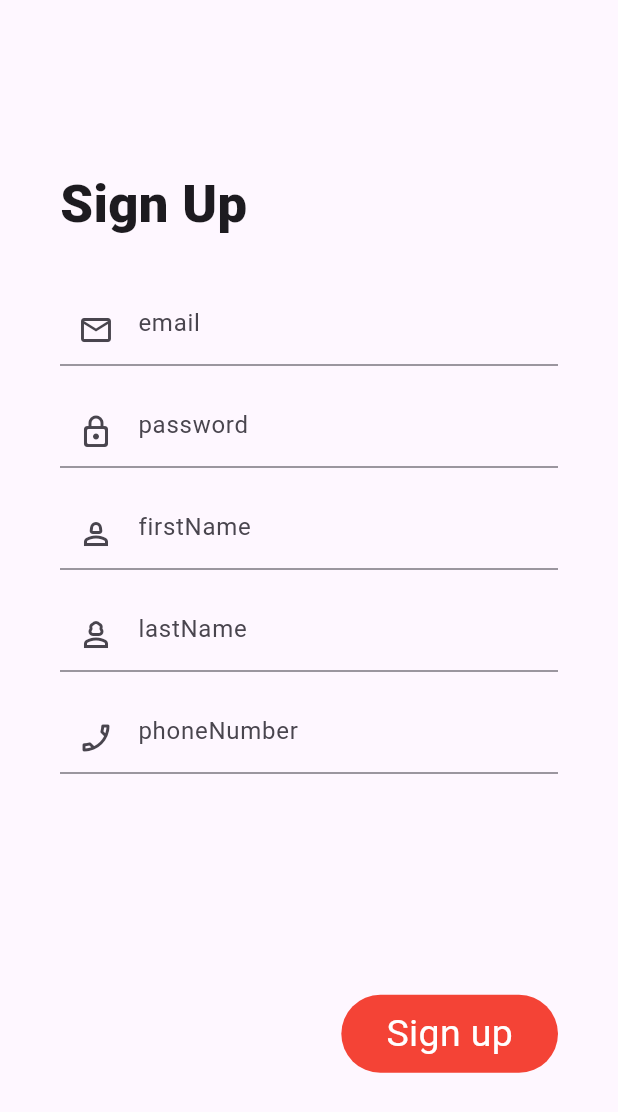
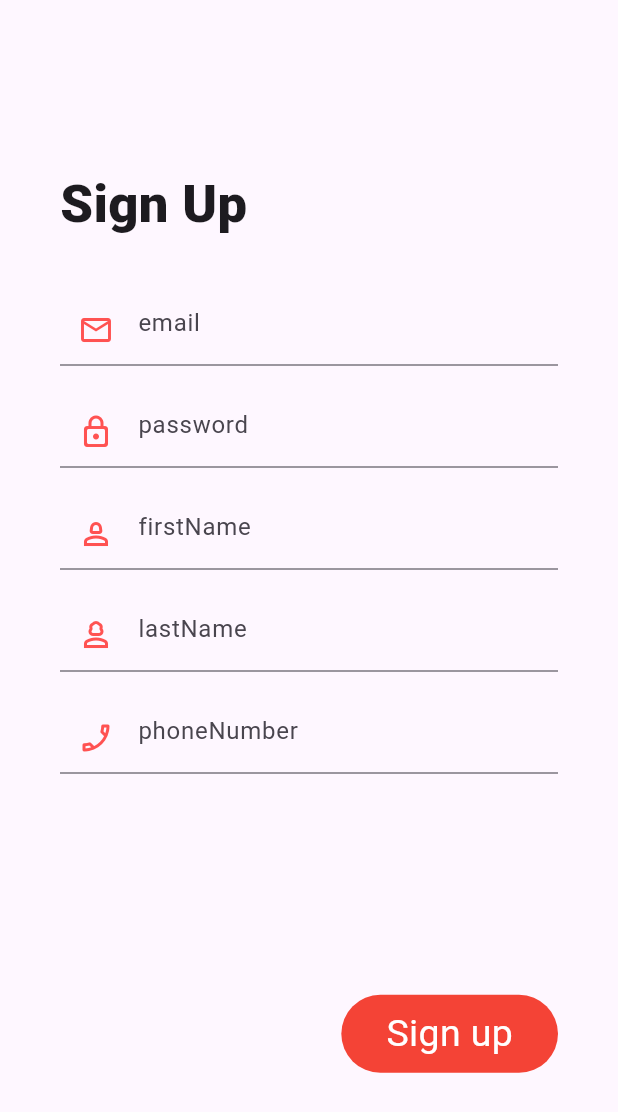
Before and after one commit to Mirjhan/loansApp, a Flutter app: the SignUpPage screen opened directly, on a phone screen of 412 x 824 dp. Shown: the top 1112 px of the screen. Run offline on Flutter 3.47's test engine with Material 3 defaults, Android fonts, the phone set to English and light mode, and no system bars; our stand-ins replace get, shared_preferences; accounts and stored records are empty.

Commit message:
chore: creacion de widget

```diff
--- a/lib/src/data/requests/cliente_request.dart
+++ b/lib/src/data/requests/cliente_request.dart
@@ -18,6 +18,11 @@ class ClienteRequest {
     required this.idTypeDocument,
     required this.document,
   });
+
+  // final cliente1 = ClienteRequest.fromJson({"nombre": "Jose"});
+
+  String get fullName => '$name $lastName';
+  set setName(String value) => name = value;
 
   factory ClienteRequest.fromJson(Map<String, dynamic> json) => ClienteRequest(
       id: json['id'],
--- /dev/null
+++ b/lib/src/data/requests/sign_up_request.dart
@@ -0,0 +1,30 @@
+class SignUpRequest {
+  String email = "";
+  String password = "";
+  String firstName = "";
+  String lastName = "";
+  String phoneNumber = "";
+
+  SignUpRequest({
+    required this.email,
+    required this.password,
+    required this.firstName,
+    required this.lastName,
+    required this.phoneNumber,
+  });
+
+  factory SignUpRequest.fromJson(Map<String, dynamic> json) => SignUpRequest(
+      email: json['email'],
+      password: json['password'],
+      firstName: json['firstName'],
+      lastName: json['lastName'],
+      phoneNumber: json['phoneNumber']);
+
+  Map<String, dynamic> toJson() => {
+        'email': email,
+        'password': password,
+        'firstName': firstName,
+        'lastName': lastName,
+        'phoneNumber': phoneNumber,
+      };
+}
--- a/lib/src/ui/pages/cliente/add_cliente_controller.dart
+++ b/lib/src/ui/pages/cliente/add_cliente_controller.dart
@@ -32,6 +32,8 @@ class AddClienteController extends GetxController {
         document = clienteSeleccionado?.document ?? '';
       }
     }
+    // consultar los tipos de documento
+    // crear un metodo que se conecte al servidor y que traiga los utils/type-document
     super.onInit();
   }
 
--- a/lib/src/ui/pages/dashboard/home_page.dart
+++ b/lib/src/ui/pages/dashboard/home_page.dart
@@ -75,7 +75,7 @@ class HomePage extends StatelessWidget {
       children: [
         GestureDetector(
           onTap: controller.goToClientes,
-          child: itemGridView('Clientesss', Icons.people),
+          child: itemGridView('Clientes', Icons.people),
         ),
         itemGridView('Prestamos', Icons.monetization_on),
         GestureDetector(
@@ -90,7 +90,7 @@ class HomePage extends StatelessWidget {
             onTap: controller.goToPaymentMethod,
             child: itemGridView(
                 'Metodo de \n     Pago', Icons.credit_card_rounded)),
-        itemGridView('Clientesss', Icons.ac_unit_outlined),
+        itemGridView('Clientes', Icons.ac_unit_outlined),
       ],
     );
   }
--- a/lib/src/ui/pages/sign_up/sign_up_page.dart
+++ b/lib/src/ui/pages/sign_up/sign_up_page.dart
@@ -1,5 +1,6 @@
 import 'package:flutter/material.dart';
 import 'package:flutter_app/src/ui/pages/sign_up/sign_up_controller.dart';
+import 'package:flutter_app/src/ui/widgets/input_widget.dart';
 import 'package:get/get.dart';
 
 class SignUpPage extends StatelessWidget {
@@ -73,33 +74,32 @@ class SignUpPage extends StatelessWidget {
         padding: EdgeInsets.symmetric(vertical: 15, horizontal: 40),
         child: Column(
           children: [
-            inputWidget(
+            InputWidget(
               hintText: 'email',
-              icon: Icons.email_outlined,
+              iconData: Icons.email_outlined,
               keyboardType: TextInputType.emailAddress,
               onChanged: controller.onChangedEmail,
             ),
-            inputWidget(
+            InputWidget(
               hintText: 'password',
-              icon: Icons.lock_outline_rounded,
+              iconData: Icons.lock_outline_rounded,
               keyboardType: TextInputType.number,
               onChanged: controller.onChangedPassword,
             ),
-            inputWidget(
+            InputWidget(
               hintText: 'firstName',
-              icon: Icons.person_2_outlined,
-              keyboardType: TextInputType.name,
+              iconData: Icons.person_2_outlined,
               onChanged: controller.onChangedFirstName,
             ),
-            inputWidget(
+            InputWidget(
               hintText: 'lastName',
-              icon: Icons.person_3_outlined,
+              iconData: Icons.person_3_outlined,
               keyboardType: TextInputType.name,
               onChanged: controller.onChangedLastName,
             ),
-            inputWidget(
+            InputWidget(
               hintText: 'phoneNumber',
-              icon: Icons.phone_enabled_outlined,
+              iconData: Icons.phone_enabled_outlined,
               keyboardType: TextInputType.number,
               onChanged: controller.onChangedPhoneNumber,
             ),
@@ -110,27 +110,6 @@ class SignUpPage extends StatelessWidget {
             // CADA METODO TIENE QUE HACER UNA COSA.
           ],
         ),
-      ),
-    );
-  }
-
-  Widget inputWidget({
-    required String hintText,
-    required IconData icon,
-    required TextInputType keyboardType,
-    void Function(String)? onChanged,
-  }) {
-    return Padding(
-      padding: const EdgeInsets.only(bottom: 20),
-      child: TextFormField(
-        decoration: InputDecoration(
-          hintText: hintText,
-          prefixIcon: Icon(
-            icon,
-          ),
-        ),
-        keyboardType: keyboardType,
-        onChanged: onChanged,
       ),
     );
   }
--- /dev/null
+++ b/lib/src/ui/widgets/input_widget.dart
@@ -0,0 +1,37 @@
+import 'package:flutter/material.dart';
+
+class InputWidget extends StatelessWidget {
+  final String hintText;
+  final IconData? iconData;
+  final TextInputType keyboardType;
+  final void Function(String)? onChanged;
+  final String? initialValue;
+
+  const InputWidget({
+    super.key,
+    required this.hintText,
+    required this.iconData,
+    this.keyboardType = TextInputType.name,
+    required this.onChanged,
+    this.initialValue,
+  });
+
+  @override
+  Widget build(BuildContext context) {
+    return Padding(
+      padding: const EdgeInsets.only(bottom: 20),
+      child: TextFormField(
+        initialValue: initialValue,
+        decoration: InputDecoration(
+          hintText: hintText,
+          prefixIcon: Icon(
+            iconData,
+            color: Colors.redAccent,
+          ),
+        ),
+        keyboardType: keyboardType,
+        onChanged: onChanged,
+      ),
+    );
+  }
+}
```
Also changed, not shown: lib/src/data/requests/login_request.dart (added, +19 -0 lines), lib/src/ui/pages/cliente/add_cliente_page.dart (+15 -38 lines), lib/src/ui/pages/login/login_controller.dart (+11 -10 lines), lib/src/ui/pages/payment_frequency/add_payment_frequency_page.dart (+35 -49 lines), lib/src/ui/pages/payment_method/add_payment_method_controller.dart (+12 -15 lines), lib/src/ui/pages/payment_method/add_payment_method_page.dart (+13 -31 lines), lib/src/ui/pages/sign_up/sign_up_controller.dart (+15 -13 lines), lib/src/ui/widgets/inputs.dart (added, +20 -0 lines).
